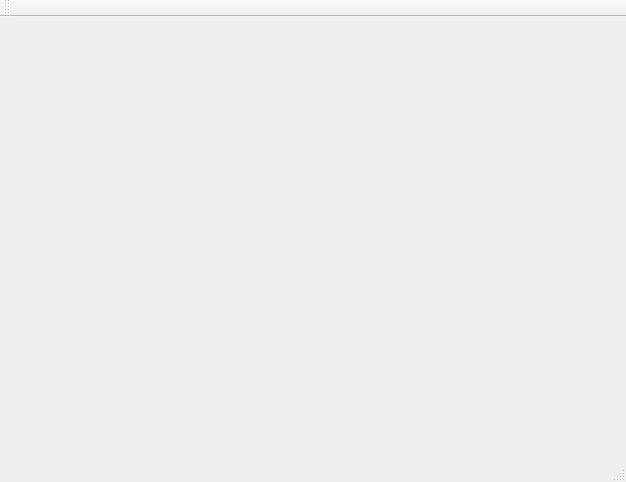
Old version of the form mainwindow.ui in the repository anuragagarwal561994/RaspberryPiProject.
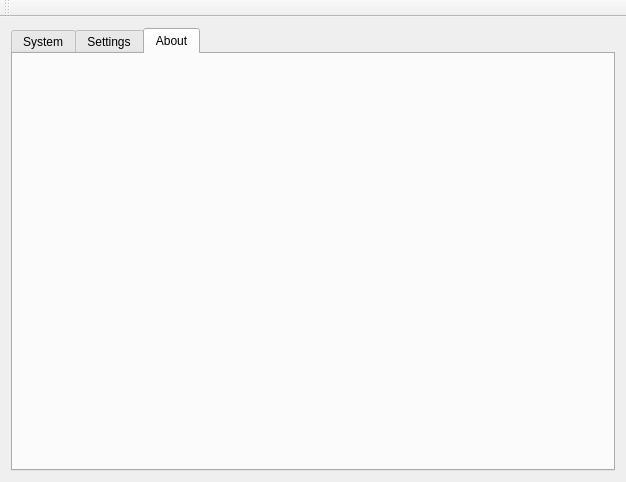
New version of the form.

Commit message: Adds a tab widget with 3 pages

Patch:
```diff
--- a/mainwindow.ui
+++ b/mainwindow.ui
@@ -10,18 +10,6 @@
     <height>482</height>
    </rect>
   </property>
-  <property name="sizePolicy">
-   <sizepolicy hsizetype="Fixed" vsizetype="Fixed">
-    <horstretch>0</horstretch>
-    <verstretch>0</verstretch>
-   </sizepolicy>
-  </property>
-  <property name="minimumSize">
-   <size>
-    <width>0</width>
-    <height>0</height>
-   </size>
-  </property>
   <property name="maximumSize">
    <size>
     <width>626</width>
@@ -31,7 +19,32 @@
   <property name="windowTitle">
    <string>MainWindow</string>
   </property>
-  <widget class="QWidget" name="centralWidget"/>
+  <widget class="QWidget" name="centralWidget">
+   <layout class="QGridLayout" name="gridLayout_2">
+    <item row="0" column="0">
+     <widget class="QTabWidget" name="tabWidget">
+      <property name="currentIndex">
+       <number>2</number>
+      </property>
+      <widget class="QWidget" name="systeTab">
+       <attribute name="title">
+        <string>System</string>
+       </attribute>
+      </widget>
+      <widget class="QWidget" name="settingTab">
+       <attribute name="title">
+        <string>Settings</string>
+       </attribute>
+      </widget>
+      <widget class="QWidget" name="aboutTab">
+       <attribute name="title">
+        <string>About</string>
+       </attribute>
+      </widget>
+     </widget>
+    </item>
+   </layout>
+  </widget>
   <widget class="QMenuBar" name="menuBar">
    <property name="geometry">
     <rect>
@@ -50,7 +63,6 @@
     <bool>false</bool>
    </attribute>
   </widget>
-  <widget class="QStatusBar" name="statusBar"/>
  </widget>
  <layoutdefault spacing="6" margin="11"/>
  <resources/>
```
